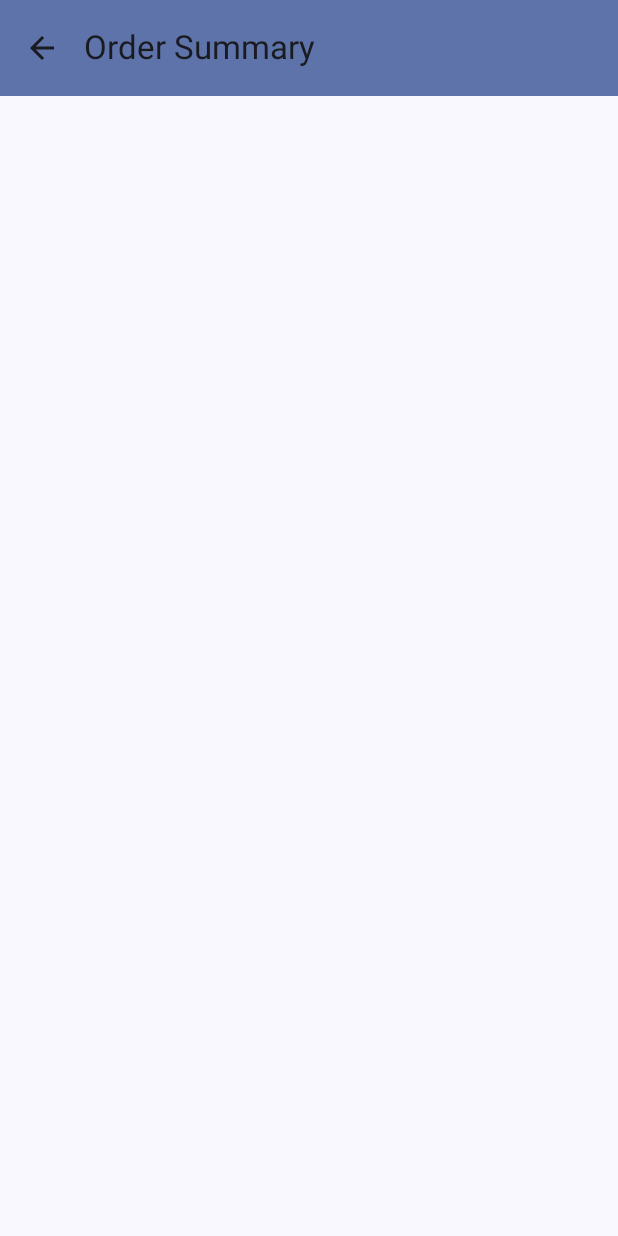
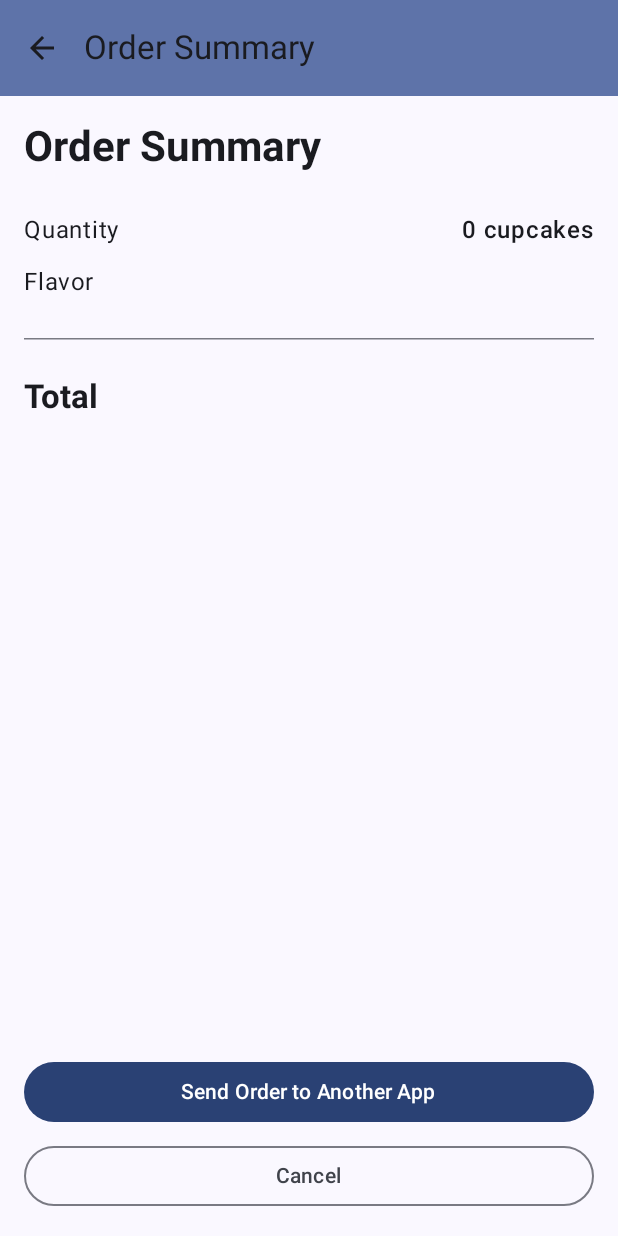
Before and after one commit to 3X0DUS-07/CupcakeApp, an Android app built with Jetpack Compose: the OrderSummaryScreen screen opened through its navigation route, on a phone screen of 412 x 824 dp. Run offline under Robolectric (Android 15) with nearby library versions, the phone set to English and light mode, and no system bars.

Commit message:
screen de resumen del pedido mostrando el flujo completo de la compra.

```diff
--- /dev/null
+++ b/app/src/main/java/com/example/cupcakeapp1/ui/OrderSummaryScreen.kt
@@ -0,0 +1,157 @@
+package com.example.cupcakeapp1.ui
+
+import androidx.compose.foundation.layout.Arrangement
+import androidx.compose.foundation.layout.Column
+import androidx.compose.foundation.layout.Row
+import androidx.compose.foundation.layout.Spacer
+import androidx.compose.foundation.layout.fillMaxWidth
+import androidx.compose.foundation.layout.height
+import androidx.compose.foundation.layout.padding
+import androidx.compose.material3.Button
+import androidx.compose.material3.HorizontalDivider
+import androidx.compose.material3.MaterialTheme
+import androidx.compose.material3.OutlinedButton
+import androidx.compose.material3.Text
+import androidx.compose.runtime.Composable
+import androidx.compose.ui.Alignment
+import androidx.compose.ui.Modifier
+import androidx.compose.ui.res.dimensionResource
+import androidx.compose.ui.res.stringResource
+import androidx.compose.ui.text.font.FontWeight
+import androidx.compose.ui.tooling.preview.Preview
+import androidx.compose.ui.unit.dp
+import com.example.cupcakeapp1.R
+import com.example.cupcakeapp1.ui.theme.CupcakeApp1Theme
+
+@Composable
+fun OrderSummaryScreen(
+    orderUiState: OrderUiState,
+    onCancelButtonClicked: () -> Unit,
+    onSendButtonClicked: (String, String) -> Unit,
+    modifier: Modifier = Modifier
+) {
+    val resources = androidx.compose.ui.platform.LocalContext.current.resources
+
+    val numberOfCupcakes = resources.getQuantityString(
+        R.plurals.cupcakes,
+        orderUiState.quantity,
+        orderUiState.quantity
+    )
+
+    val orderSummary = stringResource(
+        R.string.order_details,
+        numberOfCupcakes,
+        orderUiState.flavor,
+        orderUiState.price
+    )
+
+    val newOrder = stringResource(R.string.new_cupcake_order)
+
+    Column(
+        modifier = modifier.padding(dimensionResource(R.dimen.padding_medium)),
+        verticalArrangement = Arrangement.SpaceBetween
+    ) {
+        Column(
+            modifier = Modifier.weight(1f),
+            verticalArrangement = Arrangement.spacedBy(dimensionResource(R.dimen.padding_small))
+        ) {
+            Text(
+                text = stringResource(R.string.order_summary),
+                style = MaterialTheme.typography.headlineMedium,
+                fontWeight = FontWeight.Bold,
+                modifier = Modifier.padding(bottom = dimensionResource(R.dimen.padding_medium))
+            )
+
+            OrderDetailRow(
+                label = stringResource(R.string.quantity),
+                value = numberOfCupcakes
+            )
+
+            OrderDetailRow(
+                label = stringResource(R.string.flavor),
+                value = orderUiState.flavor
+            )
+
+            Spacer(modifier = Modifier.height(dimensionResource(R.dimen.padding_small)))
+
+            HorizontalDivider(thickness = dimensionResource(R.dimen.thickness_divider))
+
+            Row(
+                modifier = Modifier
+                    .fillMaxWidth()
+                    .padding(vertical = dimensionResource(R.dimen.padding_medium)),
+                horizontalArrangement = Arrangement.SpaceBetween
+            ) {
+                Text(
+                    text = stringResource(R.string.total),
+                    style = MaterialTheme.typography.titleLarge,
+                    fontWeight = FontWeight.Bold
+                )
+                Text(
+                    text = orderUiState.price,
+                    style = MaterialTheme.typography.titleLarge,
+                    fontWeight = FontWeight.Bold
+                )
+            }
+        }
+
+        Column(
+            verticalArrangement = Arrangement.spacedBy(dimensionResource(R.dimen.padding_small))
+        ) {
+            Button(
+                modifier = Modifier.fillMaxWidth(),
+                onClick = { onSendButtonClicked(newOrder, orderSummary) }
+            ) {
+                Text(stringResource(R.string.send))
+            }
+
+            OutlinedButton(
+                modifier = Modifier.fillMaxWidth(),
+                onClick = onCancelButtonClicked
+            ) {
+                Text(stringResource(R.string.cancel))
+            }
+        }
+    }
+}
+
+@Composable
+fun OrderDetailRow(
+    label: String,
+    value: String,
+    modifier: Modifier = Modifier
+) {
+    Row(
+        modifier = modifier
+            .fillMaxWidth()
+            .padding(vertical = 4.dp),
+        horizontalArrangement = Arrangement.SpaceBetween
+    ) {
+        Text(
+            text = label,
+            style = MaterialTheme.typography.bodyLarge
+        )
+        Text(
+            text = value,
+            style = MaterialTheme.typography.bodyLarge,
+            fontWeight = FontWeight.Medium
+        )
+    }
+}
+
+@Preview(showBackground = true)
+@Composable
+fun OrderSummaryPreview() {
+    CupcakeApp1Theme {
+        OrderSummaryScreen(
+            orderUiState = OrderUiState(
+                quantity = 6,
+                flavor = "Chocolate",
+                price = "$12.00"
+            ),
+            onCancelButtonClicked = {},
+            onSendButtonClicked = { _, _ -> },
+            modifier = Modifier.fillMaxWidth()
+        )
+    }
+}
--- a/app/src/main/java/com/example/cupcakeapp1/ui/OrderViewModel.kt
+++ b/app/src/main/java/com/example/cupcakeapp1/ui/OrderViewModel.kt
@@ -12,7 +12,6 @@ private const val PRICE_PER_CUPCAKE = 2.00
 data class OrderUiState(
     val quantity: Int = 0,
     val flavor: String = "",
-    val pickupDate: String = "",
     val price: String = ""
 )
 
--- a/app/src/main/java/com/example/cupcakeapp1/ui/SelectOptionScreen.kt
+++ b/app/src/main/java/com/example/cupcakeapp1/ui/SelectOptionScreen.kt
@@ -80,6 +80,7 @@ fun SelectOptionScreen(
                     bottom = dimensionResource(R.dimen.padding_medium)
                 )
             )
+
             Text(
                 text = stringResource(R.string.subtotal_price, subtotal),
                 modifier = Modifier
@@ -123,7 +124,7 @@ fun SelectOptionPreview() {
     CupcakeApp1Theme {
         SelectOptionScreen(
             subtotal = "$3.00",
-            options = listOf("Option 1", "Option 2", "Option 3", "Option 4"),
+            options = listOf("Vanilla", "Chocolate", "Red Velvet", "Coffee"),
             modifier = Modifier.fillMaxWidth()
         )
     }
--- a/app/src/main/res/values/strings.xml
+++ b/app/src/main/res/values/strings.xml
@@ -14,4 +14,14 @@
     <string name="cancel">Cancel</string>
     <string name="next">Next</string>
     <string name="send">Send Order to Another App</string>
+    <string name="order_summary">Order Summary</string>
+    <string name="quantity">Quantity</string>
+    <string name="flavor">Flavor</string>
+    <string name="total">Total</string>
+    <string name="new_cupcake_order">New Cupcake Order</string>
+    <string name="order_details">Quantity: %1$s\nFlavor: %2$s\nTotal: %3$s\n\nThank you!</string>
+    <plurals name="cupcakes">
+        <item quantity="one">%d cupcake</item>
+        <item quantity="other">%d cupcakes</item>
+    </plurals>
 </resources>
```
Also changed, not shown: app/src/main/java/com/example/cupcakeapp1/CupcakeScreen.kt (+26 -17 lines).
